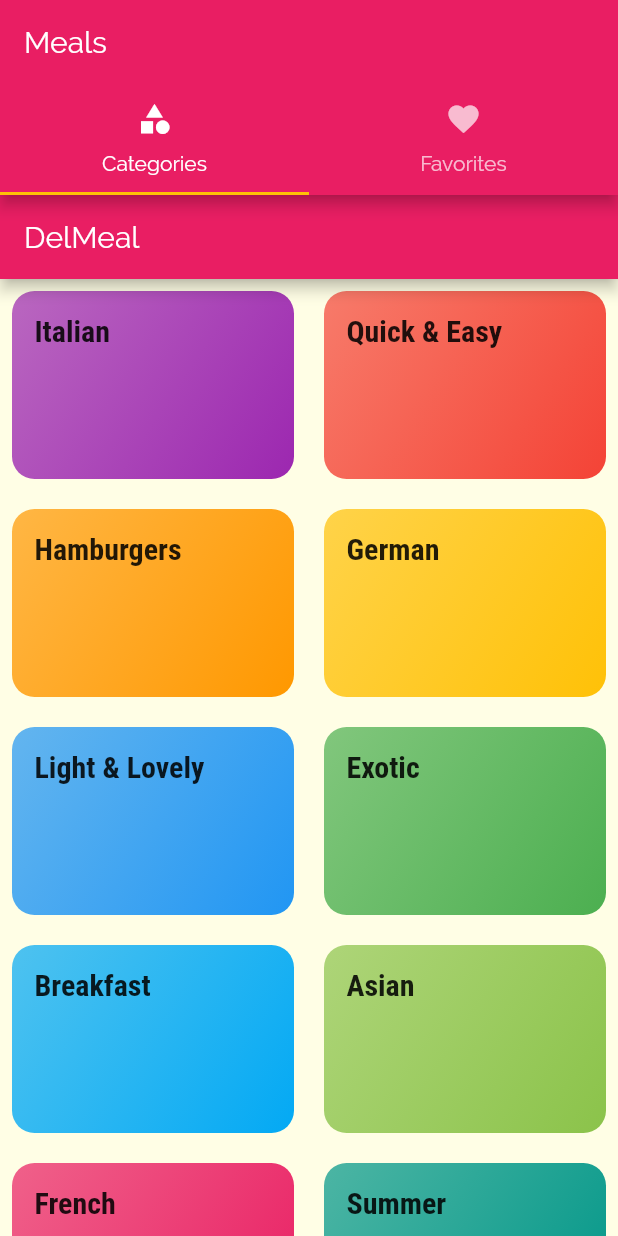
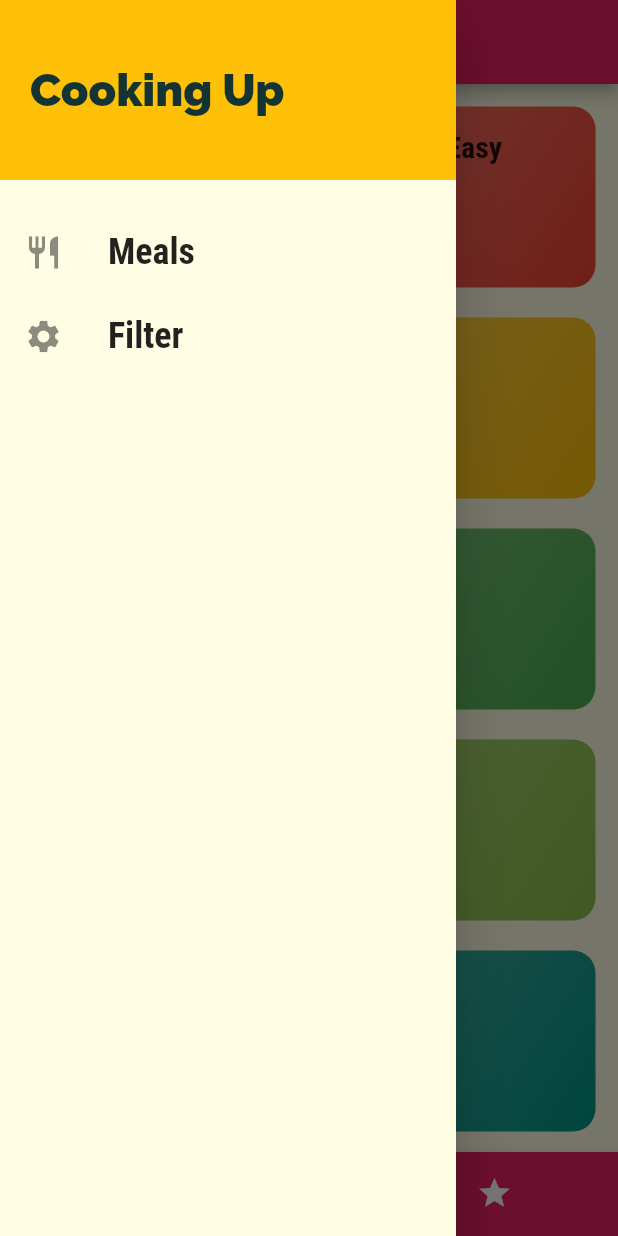
Before and after one commit to moonrabbit29/meals, a Flutter app: the screen it shows after launch, with the side drawer open (before the commit the screen has no drawer), on a phone screen of 412 x 824 dp. Run offline on Flutter 3.47's test engine with Material 2 defaults, Android fonts, the phone set to English and light mode, and no system bars.

Commit message:
adding drawer

```diff
--- a/lib/screen/categories_screen.dart
+++ b/lib/screen/categories_screen.dart
@@ -7,10 +7,9 @@ class CatergoriesScreen extends StatelessWidget {
 
   @override
   Widget build(BuildContext context) {
-    return Scaffold(
-          appBar: AppBar(title: const Text("DelMeal"),),
-          body: GridView(
-        padding: const EdgeInsets.all(8),
+    return Container(
+          child: GridView(
+        padding: const EdgeInsets.all(15),
         children: DUMMY_CATEGORIES.map((catData)=>CategoryItem(catData.id,catData.title, catData.color)).toList(),
         gridDelegate: SliverGridDelegateWithMaxCrossAxisExtent(
             maxCrossAxisExtent: 200, childAspectRatio: 3 / 2,crossAxisSpacing: 20, mainAxisSpacing: 20 ),
--- a/lib/screen/tab_scren.dart
+++ b/lib/screen/tab_scren.dart
@@ -1,6 +1,7 @@
 import "package:flutter/material.dart";
 import 'package:mealsapp/screen/categories_screen.dart';
 import 'package:mealsapp/screen/favorite_screen.dart';
+import 'package:mealsapp/widget/main_drawer.dart';
 
 class TabScreen extends StatefulWidget {
   @override
@@ -8,19 +9,45 @@ class TabScreen extends StatefulWidget {
 }
 
 class _TabScreenState extends State<TabScreen> {
+
+  List<Map<String,Object>> _pages = [
+    {'page' : CatergoriesScreen(),
+      'title' : 'Categories',
+    },
+    {
+      'page' : FavoriteScreen(),
+      'title' : 'Favorite'
+    }
+  ];
+  int _selectedPageIndex = 0;
+
+  void _selectPage(int index){
+    setState((){
+      _selectedPageIndex = index;
+    });
+  }
   @override
   Widget build(BuildContext context) {
-    return DefaultTabController(
-      length: 2,
-      child: Scaffold(
-        appBar: AppBar(title: Text("Meals"),bottom: TabBar(tabs: <Widget>[
-          Tab(icon:Icon(Icons.category),text:"Categories"),
-          Tab(icon : Icon(Icons.favorite),text: "Favorites",),
-        ]),),
-        body: TabBarView(children: <Widget> [
-          CatergoriesScreen(),
-          FavoriteScreen(),
-        ],),
-      ));
+    return Scaffold(
+        appBar: AppBar(title: Text(_pages[_selectedPageIndex]['title'])),
+        drawer: MainDrawer(),
+        body: _pages[_selectedPageIndex]['page'],
+        bottomNavigationBar: BottomNavigationBar(
+        backgroundColor: Theme.of(context).primaryColor,
+        onTap: _selectPage,
+        currentIndex: _selectedPageIndex,
+        type: BottomNavigationBarType.shifting,
+        items : [
+          BottomNavigationBarItem(
+            backgroundColor: Theme.of(context).primaryColor,
+            icon: Icon(Icons.category),
+          title:Text("Categories")),
+          BottomNavigationBarItem(
+            backgroundColor: Theme.of(context).primaryColor,
+            icon: Icon(Icons.star),
+          title:Text("Favorite")),
+        ]
+        ),
+      );
   }
 }
--- /dev/null
+++ b/lib/widget/main_drawer.dart
@@ -0,0 +1,41 @@
+import 'package:flutter/material.dart';
+
+class MainDrawer extends StatelessWidget {
+  Widget buildListTile(String title,IconData icon) {
+    return ListTile(
+      leading: Icon(icon, size: 26),
+      title: Text(
+        title,
+        style: TextStyle(
+            fontFamily: 'RobotoCondensed',
+            fontSize: 24,
+            fontWeight: FontWeight.bold),
+      ),
+      onTap: () {},
+    );
+  }
+
+  @override
+  Widget build(BuildContext context) {
+    return Drawer(
+      child: Column(children: <Widget>[
+        Container(
+          height: 120,
+          width: double.infinity,
+          padding: EdgeInsets.all(20),
+          alignment: Alignment.centerLeft,
+          color: Theme.of(context).accentColor,
+          child: Text(
+            "Cooking Up",
+            style: TextStyle(fontWeight: FontWeight.w900, fontSize: 30),
+          ),
+        ),
+        SizedBox(
+          height: 20,
+        ),
+        buildListTile('Meals', Icons.restaurant),
+        buildListTile('Filter', Icons.settings)
+      ]),
+    );
+  }
+}
```
